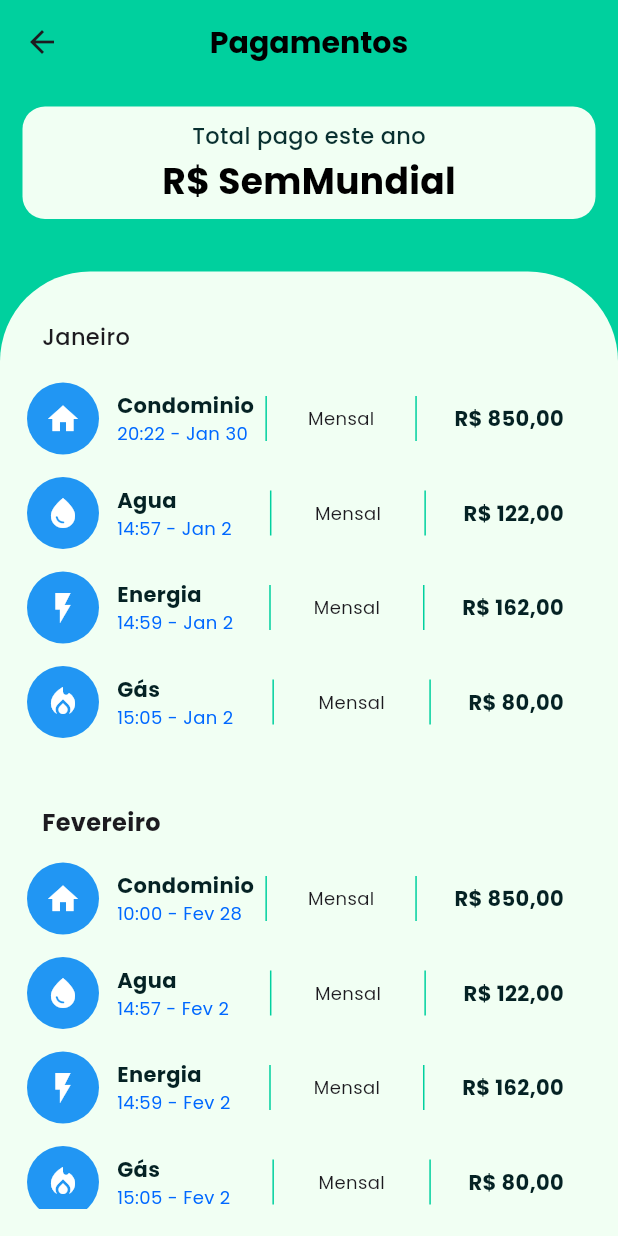
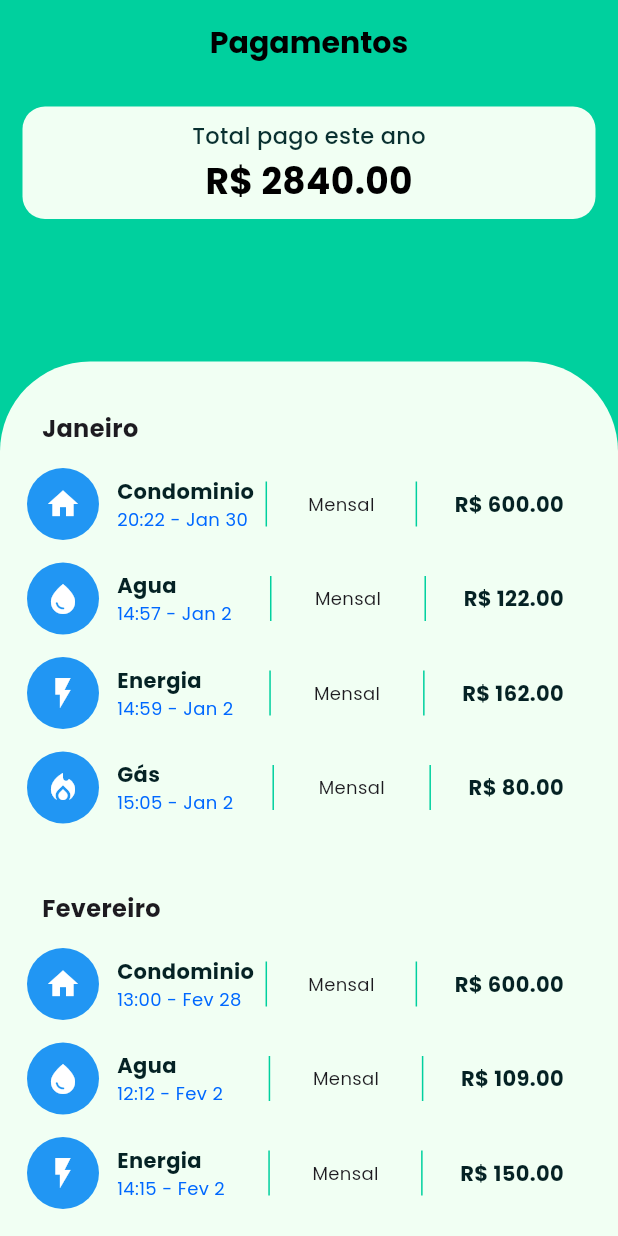
Before and after one commit to guilhermedmd/EMEL---administracao-condominios, a Flutter app: the TelaPagamentos screen opened directly, on a phone screen of 412 x 824 dp. Run offline on Flutter 3.47's test engine with Material 3 defaults, Android fonts, the phone set to English and light mode, and no system bars; our stand-ins replace google_fonts; network calls fail.

Commit message:
soma valores

```diff
--- a/lib/pages/navegacao_page.dart
+++ b/lib/pages/navegacao_page.dart
@@ -17,7 +17,7 @@ class _NavegacaoPageState extends State<NavegacaoPage> {
 
   final List<Widget> _telas = [
     const Center(child: Text("Home em breve")),
-    const TelaPagamentos(),
+    TelaPagamentos(),
     const FerramentasPage(),
           PerfilPage(),
   ];
--- a/lib/pages/telaPagamentos.dart
+++ b/lib/pages/telaPagamentos.dart
@@ -2,12 +2,128 @@ import 'dart:ui';
 import 'package:flutter/material.dart';
 
 class TelaPagamentos extends StatelessWidget {
-  const TelaPagamentos({super.key});
+  TelaPagamentos({super.key});
+
+  final List<Map<String, dynamic>> meses = [
+    {
+      "mes": "Janeiro",
+      "gastos": [
+        {
+          "titulo": "Condominio",
+          "data": "20:22 - Jan 30",
+          "categoria": "Mensal",
+          "valor": 600.00,
+          "icone": Icons.home,
+        },
+        {
+          "titulo": "Agua",
+          "data": "14:57 - Jan 2",
+          "categoria": "Mensal",
+          "valor": 122.00,
+          "icone": Icons.water_drop,
+        },
+        {
+          "titulo": "Energia",
+          "data": "14:59 - Jan 2",
+          "categoria": "Mensal",
+          "valor": 162.00,
+          "icone": Icons.flash_on,
+        },
+        {
+          "titulo": "Gás",
+          "data": "15:05 - Jan 2",
+          "categoria": "Mensal",
+          "valor": 80.00,
+          "icone": Icons.local_fire_department,
+        },
+      ],
+    },
+
+    {
+      "mes": "Fevereiro",
+      "gastos": [
+        {
+          "titulo": "Condominio",
+          "data": "13:00 - Fev 28",
+          "categoria": "Mensal",
+          "valor": 600.00,
+          "icone": Icons.home,
+        },
+        {
+          "titulo": "Agua",
+          "data": "12:12 - Fev 2",
+          "categoria": "Mensal",
+          "valor": 109.00,
+          "icone": Icons.water_drop,
+        },
+        {
+          "titulo": "Energia",
+          "data": "14:15 - Fev 2",
+          "categoria": "Mensal",
+          "valor": 150.00,
+          "icone": Icons.flash_on,
+        },
+        {
+          "titulo": "Gás",
+          "data": "15:05 - Fev 2",
+          "categoria": "Mensal",
+          "valor": 80.00,
+          "icone": Icons.local_fire_department,
+        },
+      ],
+    },
+
+    {
+      "mes": "Março",
+      "gastos": [
+        {
+          "titulo": "Condominio",
+          "data": "09:00 - Mar 30",
+          "categoria": "Mensal",
+          "valor": 600.00,
+          "icone": Icons.home,
+        },
+        {
+          "titulo": "Agua",
+          "data": "20:12 - Mar 2",
+          "categoria": "Mensal",
+          "valor": 115.00,
+          "icone": Icons.water_drop,
+        },
+        {
+          "titulo": "Energia",
+          "data": "20:16 - Mar 2",
+          "categoria": "Mensal",
+          "valor": 142.00,
+          "icone": Icons.flash_on,
+        },
+        {
+          "titulo": "Gás",
+          "data": "15:37 - Mar 2",
+          "categoria": "Mensal",
+          "valor": 80.00,
+          "icone": Icons.local_fire_department,
+        },
+      ],
+    },
+  ];
+
+  double calcularTotal() {
+    double total = 0;
+
+    for (var mes in meses) {
+      for (var gasto in mes["gastos"]) {
+        total += gasto["valor"];
+      }
+    }
+    return total;
+  }
 
   @override
   Widget build(BuildContext context) {
     return Scaffold(
       appBar: AppBar(
+        automaticallyImplyLeading: false,
         title: const Text(
           "Pagamentos",
           style: TextStyle(
@@ -44,9 +160,9 @@ class TelaPagamentos extends StatelessWidget {
                     ),
                   ),
                   const SizedBox(height: 2),
-                  const Text(
-                    "R\$ SemMundial",
-                    style: TextStyle(
+                  Text(
+                    "R\$ ${calcularTotal().toStringAsFixed(2)}",
+                    style: const TextStyle(
                       fontSize: 24,
                       fontWeight: FontWeight.bold,
                       color: Color(0xFF000000),
@@ -57,7 +173,7 @@ class TelaPagamentos extends StatelessWidget {
             ),
           ),
 
-          const SizedBox(height: 20),
+          const SizedBox(height: 80),
 
           Expanded(
             child: Container(
@@ -74,144 +190,39 @@ class TelaPagamentos extends StatelessWidget {
               child: ListView(
                 children: [
                   const SizedBox(height: 15),
-                  const Padding(
-                    padding: EdgeInsets.only(left: 10),
+
+                  ...meses.map((mes) {
+                    return Column(
+                      crossAxisAlignment: CrossAxisAlignment.start,
+                      children: [
+                        Padding(
+                          padding: const EdgeInsets.only(left: 10),
                           child: Text(
-                      "Janeiro",
-                      style: TextStyle(
-                        fontSize: 15,
-                        fontWeight: FontWeight.w500,
-                      ),
-                    ),
-                  ),
-
-                  const SizedBox(height: 20),
-
-                  // ALTERADO: Adicionado 'context' como primeiro item em todas as chamadas
-                  GastosMensais(
-                    context,
-                    "Condominio",
-                    "20:22 - Jan 30",
-                    "Mensal",
-                    "R\$ 850,00",
-                    Icons.home,
-                  ),
-                  GastosMensais(
-                    context,
-                    "Agua",
-                    "14:57 - Jan 2",
-                    "Mensal",
-                    "R\$ 122,00",
-                    Icons.water_drop,
-                  ),
-                  GastosMensais(
-                    context,
-                    "Energia",
-                    "14:59 - Jan 2",
-                    "Mensal",
-                    "R\$ 162,00",
-                    Icons.flash_on,
-                  ),
-                  GastosMensais(
-                    context,
-                    "Gás",
-                    "15:05 - Jan 2",
-                    "Mensal",
-                    "R\$ 80,00",
-                    Icons.local_fire_department,
-                  ),
-
-                  const SizedBox(height: 30),
-
-                  const Padding(
-                    padding: EdgeInsets.only(left: 10),
-                    child: Text(
-                      "Fevereiro",
-                      style: TextStyle(
+                            mes["mes"],
+                            style: const TextStyle(
                               fontSize: 16,
                               fontWeight: FontWeight.bold,
                             ),
                           ),
                         ),
+
                         const SizedBox(height: 15),
-                  GastosMensais(
+
+                        ...mes["gastos"].map<Widget>((gasto) {
+                          return gastosMensais(
                             context,
-                    "Condominio",
-                    "10:00 - Fev 28",
-                    "Mensal",
-                    "R\$ 850,00",
-                    Icons.home,
-                  ),
-                  GastosMensais(
-                    context,
-                    "Agua",
-                    "14:57 - Fev 2",
-                    "Mensal",
-                    "R\$ 122,00",
-                    Icons.water_drop,
-                  ),
-                  GastosMensais(
-                    context,
-                    "Energia",
-                    "14:59 - Fev 2",
-                    "Mensal",
-                    "R\$ 162,00",
-                    Icons.flash_on,
-                  ),
-                  GastosMensais(
-                    context,
-                    "Gás",
-                    "15:05 - Fev 2",
-                    "Mensal",
-                    "R\$ 80,00",
-                    Icons.local_fire_department,
-                  ),
+                            gasto["titulo"],
+                            gasto["data"],
+                            gasto["categoria"],
+                            "R\$ ${gasto["valor"].toStringAsFixed(2)}",
+                            gasto["icone"],
+                          );
+                        }).toList(),
 
                         const SizedBox(height: 30),
-
-                  const Padding(
-                    padding: EdgeInsets.only(left: 10),
-                    child: Text(
-                      "MARÇO",
-                      style: TextStyle(
-                        fontSize: 16,
-                        fontWeight: FontWeight.bold,
-                      ),
-                    ),
-                  ),
-                  const SizedBox(height: 15),
-                  GastosMensais(
-                    context,
-                    "Condominio",
-                    "10:00 - Mar 28",
-                    "Mensal",
-                    "R\$ 850,00",
-                    Icons.home,
-                  ),
-                  GastosMensais(
-                    context,
-                    "Agua",
-                    "14:57 - Mar 2",
-                    "Mensal",
-                    "R\$ 122,00",
-                    Icons.water_drop,
-                  ),
-                  GastosMensais(
-                    context,
-                    "Energia",
-                    "14:59 - Mar 2",
-                    "Mensal",
-                    "R\$ 162,00",
-                    Icons.flash_on,
-                  ),
-                  GastosMensais(
-                    context,
-                    "Gás",
-                    "15:05 - Mar 2",
-                    "Mensal",
-                    "R\$ 80,00",
-                    Icons.local_fire_department,
-                  ),
+                      ],
+                    );
+                  }),
 
                   const SizedBox(height: 40),
                 ],
@@ -224,7 +235,7 @@ class TelaPagamentos extends StatelessWidget {
   }
 
   // ALTERADO: Adicionado 'BuildContext context' como primeiro parâmetro
-  Widget GastosMensais(
+  Widget gastosMensais(
     BuildContext context,
     String titulo,
     String data,
@@ -382,7 +393,7 @@ class TelaComprovante extends StatelessWidget {
                 onPressed: () => Navigator.pop(context),
                 child: const Text(
                   "Voltar",
-                  style: TextStyle(color: Colors.black),
+                  style: TextStyle(color: Colors.white),
                 ),
               ),
             ),
```
Lines whose indentation alone changed are shown as unchanged.
